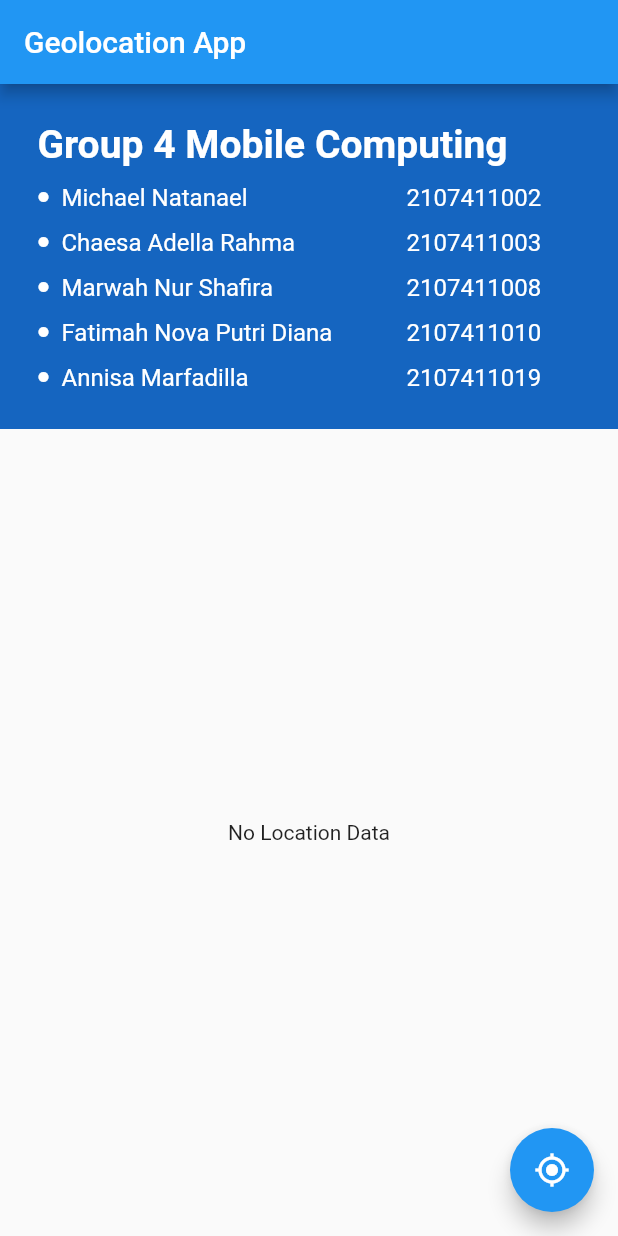
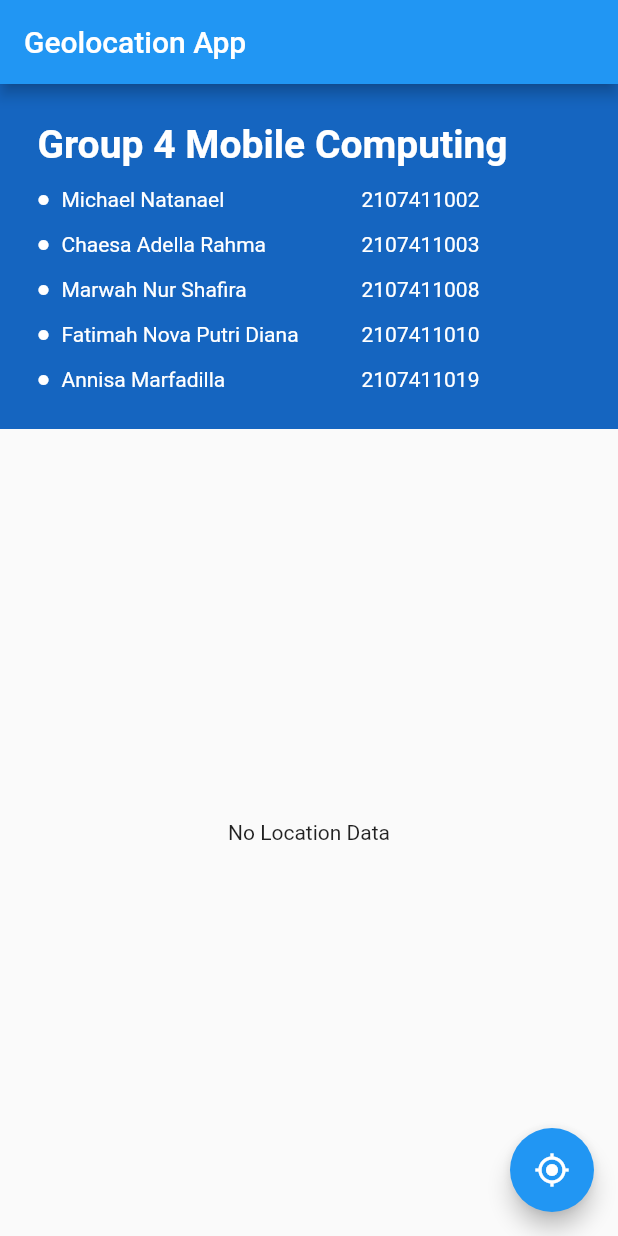
Before and after one commit to michael2002porto/flutter_geodata_app, a Flutter app: the screen it shows after launch, on a phone screen of 412 x 824 dp. Run offline on Flutter 3.47's test engine with Material 2 defaults, Android fonts, the phone set to English and light mode, and no system bars; our stand-ins replace geolocator.

Commit message:
Fix layout

```diff
--- a/lib/main.dart
+++ b/lib/main.dart
@@ -122,11 +122,11 @@ class _MyHomePageState extends State<MyHomePage> {
                         ),
                         SizedBox(width: 8),
                         SizedBox(
-                          width: 230,
+                          width: 200,
                           child: Text(
                             "Michael Natanael",
                             style: TextStyle(
-                              fontSize: 16,
+                              fontSize: 14,
                               color: Colors.white,
                             ),
                           ),
@@ -134,7 +134,7 @@ class _MyHomePageState extends State<MyHomePage> {
                         Text(
                           "2107411002",
                           style: TextStyle(
-                            fontSize: 16,
+                            fontSize: 14,
                             color: Colors.white,
                           ),
                         ),
@@ -151,11 +151,11 @@ class _MyHomePageState extends State<MyHomePage> {
                         ),
                         SizedBox(width: 8),
                         SizedBox(
-                          width: 230,
+                          width: 200,
                           child: Text(
                             "Chaesa Adella Rahma",
                             style: TextStyle(
-                              fontSize: 16,
+                              fontSize: 14,
                               color: Colors.white,
                             ),
                           ),
@@ -163,7 +163,7 @@ class _MyHomePageState extends State<MyHomePage> {
                         Text(
                           "2107411003",
                           style: TextStyle(
-                            fontSize: 16,
+                            fontSize: 14,
                             color: Colors.white,
                           ),
                         ),
@@ -180,11 +180,11 @@ class _MyHomePageState extends State<MyHomePage> {
                         ),
                         SizedBox(width: 8),
                         SizedBox(
-                          width: 230,
+                          width: 200,
                           child: Text(
                             "Marwah Nur Shafira",
                             style: TextStyle(
-                              fontSize: 16,
+                              fontSize: 14,
                               color: Colors.white,
                             ),
                           ),
@@ -192,7 +192,7 @@ class _MyHomePageState extends State<MyHomePage> {
                         Text(
                           "2107411008",
                           style: TextStyle(
-                            fontSize: 16,
+                            fontSize: 14,
                             color: Colors.white,
                           ),
                         ),
@@ -209,11 +209,11 @@ class _MyHomePageState extends State<MyHomePage> {
                         ),
                         SizedBox(width: 8),
                         SizedBox(
-                          width: 230,
+                          width: 200,
                           child: Text(
                             "Fatimah Nova Putri Diana",
                             style: TextStyle(
-                              fontSize: 16,
+                              fontSize: 14,
                               color: Colors.white,
                             ),
                           ),
@@ -221,7 +221,7 @@ class _MyHomePageState extends State<MyHomePage> {
                         Text(
                           "2107411010",
                           style: TextStyle(
-                            fontSize: 16,
+                            fontSize: 14,
                             color: Colors.white,
                           ),
                         ),
@@ -238,11 +238,11 @@ class _MyHomePageState extends State<MyHomePage> {
                         ),
                         SizedBox(width: 8),
                         SizedBox(
-                          width: 230,
+                          width: 200,
                           child: Text(
                             "Annisa Marfadilla",
                             style: TextStyle(
-                              fontSize: 16,
+                              fontSize: 14,
                               color: Colors.white,
                             ),
                           ),
@@ -250,7 +250,7 @@ class _MyHomePageState extends State<MyHomePage> {
                         Text(
                           "2107411019",
                           style: TextStyle(
-                            fontSize: 16,
+                            fontSize: 14,
                             color: Colors.white,
                           ),
                         ),
@@ -265,9 +265,13 @@ class _MyHomePageState extends State<MyHomePage> {
             child: Align(
               alignment: Alignment.center,
               child: Container(
-                // ...container properties
+                padding: EdgeInsets.symmetric(vertical: 25, horizontal: 25),
                 child: _position != null
-                    ? Text('Current Location: ' + _position.toString())
+                    ? Text(
+                        'Current Location: \n' + _position.toString(),
+                        style: TextStyle(
+                            fontSize: 20, fontWeight: FontWeight.bold),
+                      )
                     : Text('No Location Data'),
               ),
             ),
```
